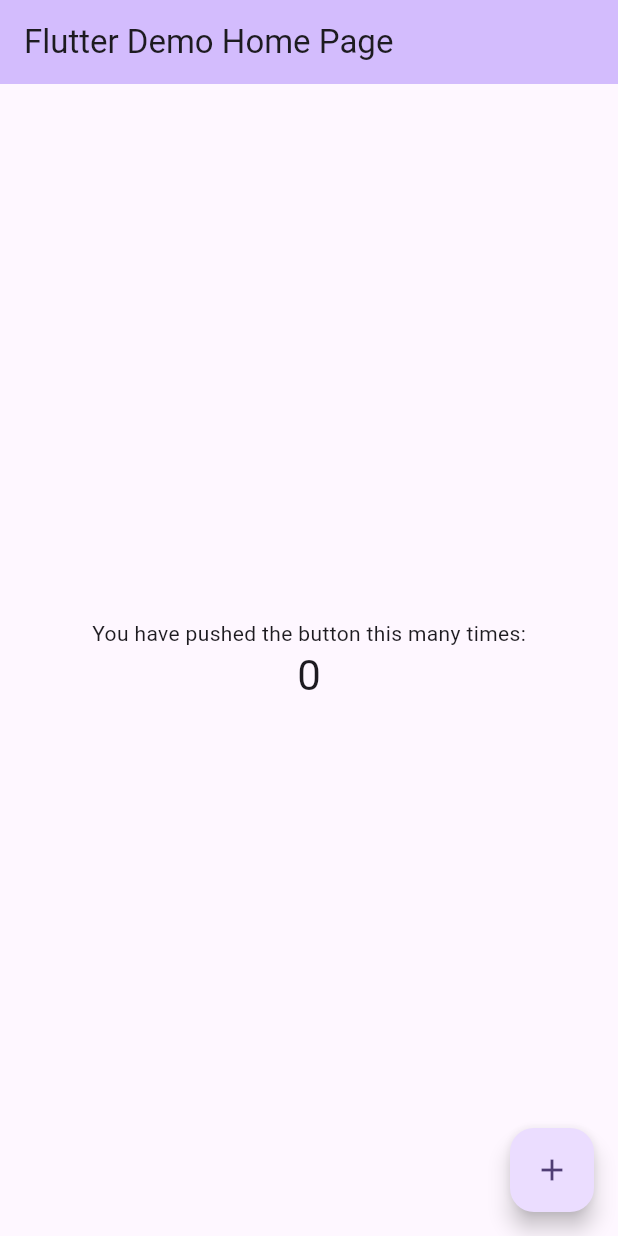
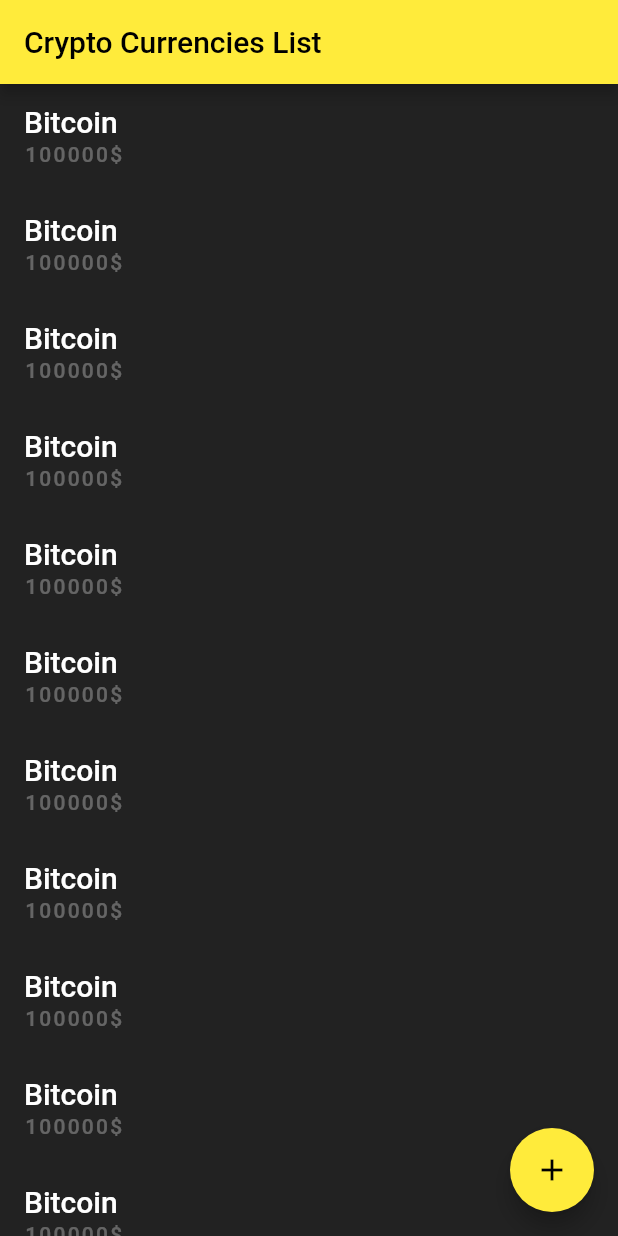
Before and after one commit to RiiikkiTikkiTavi/CryptoCoin, a Flutter app: the screen it shows after launch, on a phone screen of 412 x 824 dp. Run offline on Flutter 3.47's test engine with Material 3 defaults, Android fonts, the phone set to English and light mode, and no system bars.

Commit message:
Добавлена тема приложения

```diff
--- a/analysis_options.yaml
+++ b/analysis_options.yaml
@@ -21,6 +21,8 @@ linter:
   # `// ignore_for_file: name_of_lint` syntax on the line or in the file
   # producing the lint.
   rules:
+    - prefer_const_constructors
+    - prefer_const_literals_to_create_immutables
     # avoid_print: false  # Uncomment to disable the `avoid_print` rule
     # prefer_single_quotes: true  # Uncomment to enable the `prefer_single_quotes` rule
 
--- a/lib/main.dart
+++ b/lib/main.dart
@@ -1,53 +1,40 @@
 import 'package:flutter/material.dart';
 
 void main() {
-  runApp(const MyApp());
+  runApp(const CryptoCurrenciesListApp());
 }
 
-class MyApp extends StatelessWidget {
-  const MyApp({super.key});
+class CryptoCurrenciesListApp extends StatelessWidget {
+  const CryptoCurrenciesListApp({super.key});
 
-  // This widget is the root of your application.
   @override
   Widget build(BuildContext context) {
     return MaterialApp(
-      title: 'Flutter Demo',
+      title: 'CryptoCurrenciesList',
       theme: ThemeData(
-        // This is the theme of your application.
-        //
-        // TRY THIS: Try running your application with "flutter run". You'll see
-        // the application has a purple toolbar. Then, without quitting the app,
-        // try changing the seedColor in the colorScheme below to Colors.green
-        // and then invoke "hot reload" (save your changes or press the "hot
-        // reload" button in a Flutter-supported IDE, or press "r" if you used
-        // the command line to start the app).
-        //
-        // Notice that the counter didn't reset back to zero; the application
-        // state is not lost during the reload. To reset the state, use hot
-        // restart instead.
-        //
-        // This works for code too, not just values: Most code changes can be
-        // tested with just a hot reload.
-        colorScheme: ColorScheme.fromSeed(seedColor: Colors.deepPurple),
+        useMaterial3: false,
+        primarySwatch: Colors.yellow, // дефолтный цвет, если не задан другой
+        scaffoldBackgroundColor: Colors.black87,
+        textTheme: const TextTheme(
+          bodyMedium: TextStyle(
+            color: Colors.white,
+            fontWeight: FontWeight.w500,
+            fontSize: 20,
+          ),
+          labelSmall: TextStyle(
+            color: Colors.white30,
+            fontWeight: FontWeight.w500,
+            fontSize: 14,
+          ),
+        ),
       ),
-      home: const MyHomePage(title: 'Flutter Demo Home Page'),
+      home: const MyHomePage(),
     );
   }
 }
 
 class MyHomePage extends StatefulWidget {
-  const MyHomePage({super.key, required this.title});
-
-  // This widget is the home page of your application. It is stateful, meaning
-  // that it has a State object (defined below) that contains fields that affect
-  // how it looks.
-
-  // This class is the configuration for the state. It holds the values (in this
-  // case the title) provided by the parent (in this case the App widget) and
-  // used by the build method of the State. Fields in a Widget subclass are
-  // always marked "final".
-
-  final String title;
+  const MyHomePage({super.key});
 
   @override
   State<MyHomePage> createState() => _MyHomePageState();
@@ -58,65 +45,30 @@ class _MyHomePageState extends State<MyHomePage> {
 
   void _incrementCounter() {
     setState(() {
-      // This call to setState tells the Flutter framework that something has
-      // changed in this State, which causes it to rerun the build method below
-      // so that the display can reflect the updated values. If we changed
-      // _counter without calling setState(), then the build method would not be
-      // called again, and so nothing would appear to happen.
       _counter++;
     });
   }
 
   @override
   Widget build(BuildContext context) {
-    // This method is rerun every time setState is called, for instance as done
-    // by the _incrementCounter method above.
-    //
-    // The Flutter framework has been optimized to make rerunning build methods
-    // fast, so that you can just rebuild anything that needs updating rather
-    // than having to individually change instances of widgets.
+    final theme = Theme.of(context); // обращение к общей теме
     return Scaffold(
-      appBar: AppBar(
-        // TRY THIS: Try changing the color here to a specific color (to
-        // Colors.amber, perhaps?) and trigger a hot reload to see the AppBar
-        // change color while the other colors stay the same.
-        backgroundColor: Theme.of(context).colorScheme.inversePrimary,
-        // Here we take the value from the MyHomePage object that was created by
-        // the App.build method, and use it to set our appbar title.
-        title: Text(widget.title),
-      ),
-      body: Center(
-        // Center is a layout widget. It takes a single child and positions it
-        // in the middle of the parent.
-        child: Column(
-          // Column is also a layout widget. It takes a list of children and
-          // arranges them vertically. By default, it sizes itself to fit its
-          // children horizontally, and tries to be as tall as its parent.
-          //
-          // Column has various properties to control how it sizes itself and
-          // how it positions its children. Here we use mainAxisAlignment to
-          // center the children vertically; the main axis here is the vertical
-          // axis because Columns are vertical (the cross axis would be
-          // horizontal).
-          //
-          // TRY THIS: Invoke "debug painting" (choose the "Toggle Debug Paint"
-          // action in the IDE, or press "p" in the console), to see the
-          // wireframe for each widget.
-          mainAxisAlignment: MainAxisAlignment.center,
-          children: <Widget>[
-            const Text('You have pushed the button this many times:'),
-            Text(
-              '$_counter',
-              style: Theme.of(context).textTheme.headlineMedium,
-            ),
-          ],
+      appBar: AppBar(title: const Text('Crypto Currencies List')),
+      body: ListView.builder(
+        itemCount: 50,
+        itemBuilder: (context, i) => ListTile(
+          title: Text(
+            'Bitcoin',
+            style: theme.textTheme.bodyMedium,
+          ), // применение стиля bodyMedium к тексту
+          subtitle: Text('100000\$', style: theme.textTheme.labelSmall),
         ),
       ),
       floatingActionButton: FloatingActionButton(
         onPressed: _incrementCounter,
         tooltip: 'Increment',
         child: const Icon(Icons.add),
-      ), // This trailing comma makes auto-formatting nicer for build methods.
+      ),
     );
   }
 }
```
Also changed, not shown: 1 other file.
